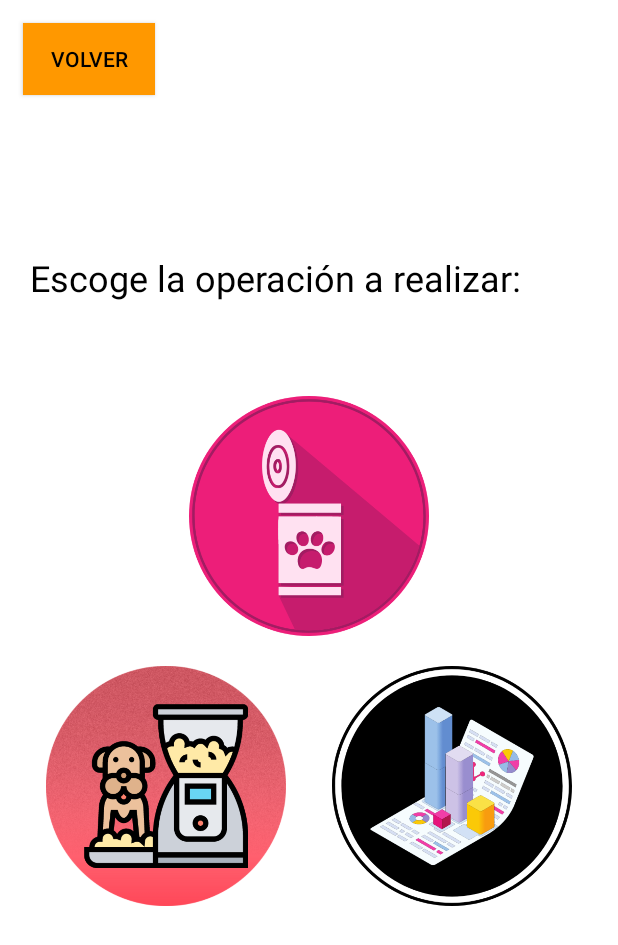
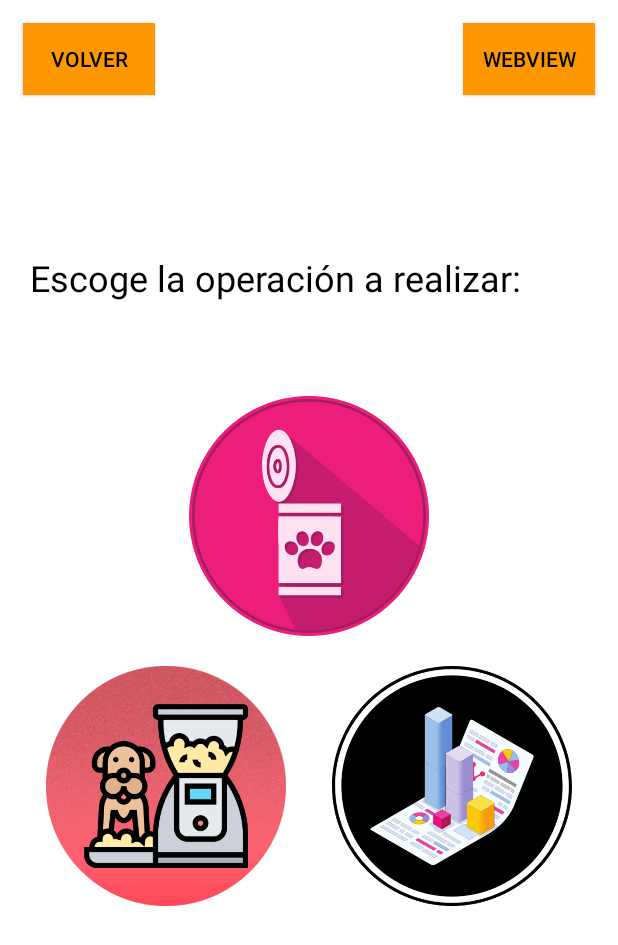
Before and after one commit to ersepull/Proyecto_PST_G1, an Android app: the layout activity_actions.xml on its own in the app's theme, with its tools: preview values and no code run, on a phone screen of 412 x 824 dp. Shown: the top 945 px of the screen. Run offline under Robolectric (Android 15) with nearby library versions, the light colour scheme and no system bars.

Commit message:
Ultimas modificaciones

```diff
--- a/app/src/main/AndroidManifest.xml
+++ b/app/src/main/AndroidManifest.xml
@@ -1,6 +1,7 @@
 <?xml version="1.0" encoding="utf-8"?>
 <manifest xmlns:android="http://schemas.android.com/apk/res/android"
     package="com.example.dispetser">
+
     <uses-permission android:name="android.permission.INTERNET" />
 
     <application
@@ -10,6 +11,9 @@
         android:roundIcon="@mipmap/ic_launcher_round"
         android:supportsRtl="true"
         android:theme="@style/Theme.AppCompat.NoActionBar">
+        <activity
+            android:name=".webView"
+            android:exported="false" />
         <activity
             android:name=".Estadisticas"
             android:exported="true" />
--- a/app/src/main/res/layout/activity_actions.xml
+++ b/app/src/main/res/layout/activity_actions.xml
@@ -5,6 +5,19 @@
     android:layout_width="match_parent"
     android:layout_height="match_parent"
     android:background="@color/white">
+
+    <Button
+        android:id="@+id/webViewbutton"
+        android:layout_width="wrap_content"
+        android:layout_height="wrap_content"
+        android:layout_marginTop="15dp"
+        android:layout_marginEnd="15dp"
+        android:background="#FF9800"
+        android:onClick="volver"
+        android:text="webView"
+        android:textColor="@color/black"
+        app:layout_constraintEnd_toEndOf="parent"
+        app:layout_constraintTop_toTopOf="parent" />
 
     <TextView
         android:id="@+id/textView4"
```
Also changed, not shown: app/src/main/java/com/example/dispetser/Estadisticas.java (+13 -4 lines), app/src/main/java/com/example/dispetser/webView.java (added, +25 -0 lines), app/src/main/res/layout/activity_web_view.xml (added, +13 -0 lines).
